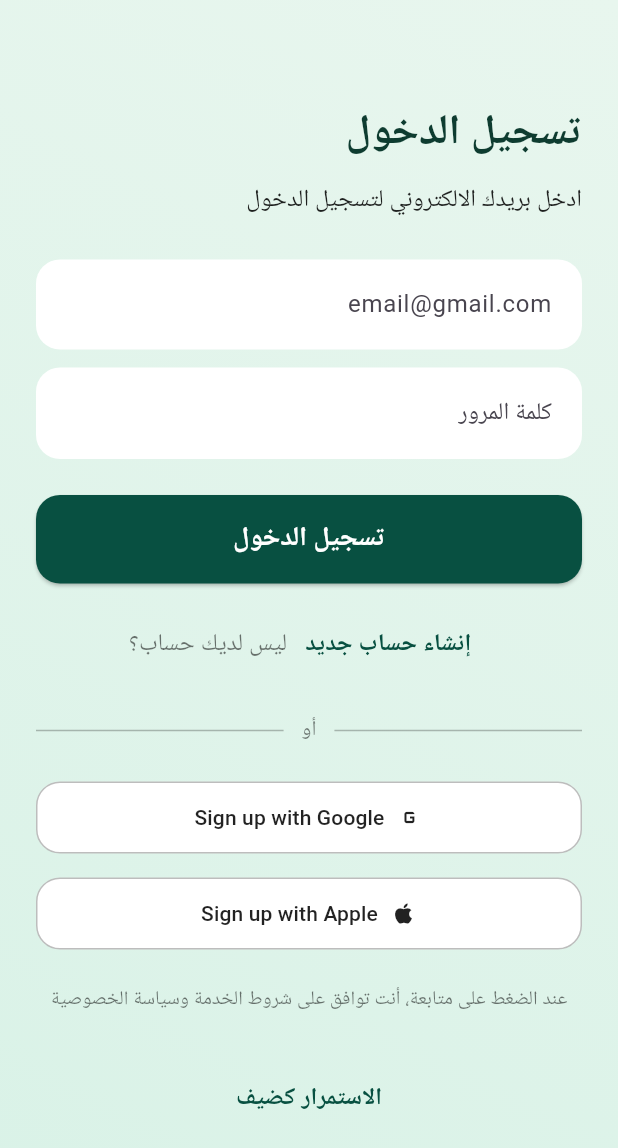
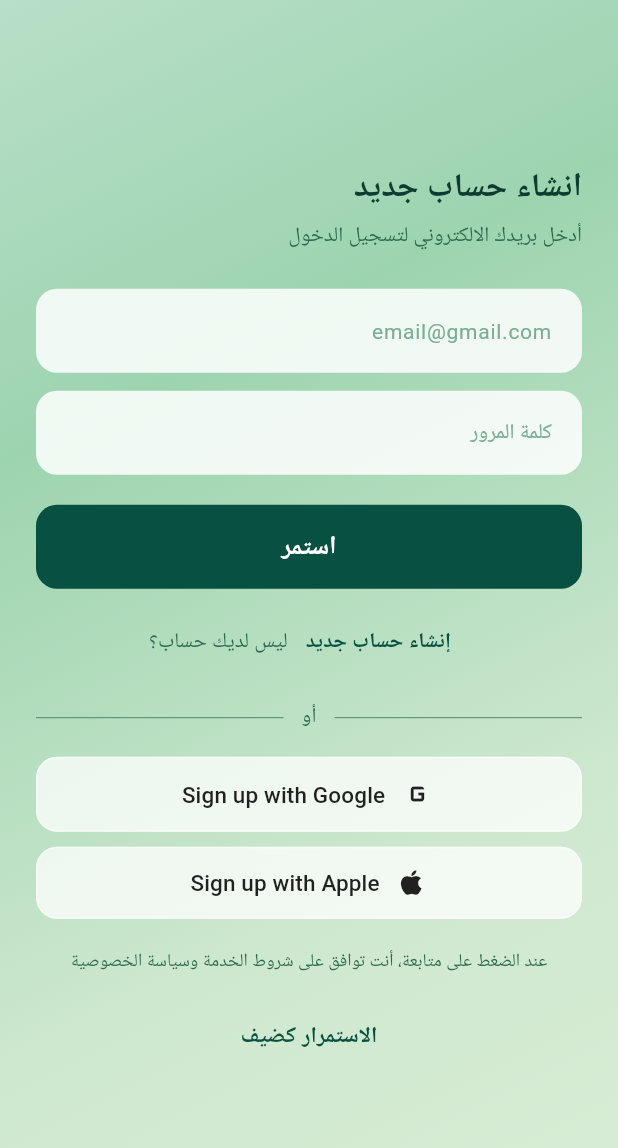
Before and after one commit to csrama/Portfolio_Project, a Flutter app: the screen it shows after launch, on a phone screen of 412 x 824 dp. Shown: the top 1148 px of the screen. Run offline on Flutter 3.47's test engine with Material 3 defaults, Android fonts, the phone set to English and light mode, and no system bars; our stand-ins replace google_sign_in.

Commit message:
ui: redesign onboarding screen to match Figma, fix medication sheet buttons

```diff
--- a/frontend/lib/views/dashboard/home_screen.dart
+++ b/frontend/lib/views/dashboard/home_screen.dart
@@ -925,25 +925,11 @@ class _AddMedicationSheetState extends State<_AddMedicationSheet> {
                     );
                   }),
                 ),
-                const SizedBox(height: 16),
-                SwitchListTile.adaptive(
-                  activeColor: _Colors.darkGreen,
-                  title: const Text(
-                    'تفعيل التنبيه لهذا الدواء',
-                    style: TextStyle(
-                      fontSize: 15,
-                      fontWeight: FontWeight.bold,
-                      color: _Colors.textPrimary,
-                    ),
-                  ),
-                  value: _reminderEnabled,
-                  onChanged: (value) => setState(() => _reminderEnabled = value),
-                ),
-                const SizedBox(height: 16),
+                const SizedBox(height: 20),
                 SizedBox(
                   width: double.infinity,
                   child: ElevatedButton(
-                    onPressed: () => _save(withReminder: _reminderEnabled),
+                    onPressed: () => _save(withReminder: true),
                     style: ElevatedButton.styleFrom(
                       backgroundColor: _Colors.darkGreen,
                       padding: const EdgeInsets.symmetric(vertical: 16),
@@ -953,7 +939,25 @@ class _AddMedicationSheetState extends State<_AddMedicationSheet> {
                     ),
                     child: const Text(
                       'حفظ',
-                      style: TextStyle(color: Colors.white, fontSize: 16),
+                      style: TextStyle(color: Colors.white, fontSize: 16, fontWeight: FontWeight.bold),
+                    ),
+                  ),
+                ),
+                const SizedBox(height: 10),
+                SizedBox(
+                  width: double.infinity,
+                  child: OutlinedButton(
+                    onPressed: () => _save(withReminder: false),
+                    style: OutlinedButton.styleFrom(
+                      side: const BorderSide(color: _Colors.darkGreen, width: 1.5),
+                      padding: const EdgeInsets.symmetric(vertical: 14),
+                      shape: RoundedRectangleBorder(
+                        borderRadius: BorderRadius.circular(14),
+                      ),
+                    ),
+                    child: const Text(
+                      'حفظ الدواء بدون التنبيه',
+                      style: TextStyle(color: _Colors.darkGreen, fontSize: 15),
                     ),
                   ),
                 ),
--- a/frontend/lib/views/onboarding/onboarding_screen.dart
+++ b/frontend/lib/views/onboarding/onboarding_screen.dart
@@ -33,9 +33,7 @@ class _OnboardingScreenState extends State<OnboardingScreen> {
     if (email.isEmpty || name.isEmpty || password.length < 6) {
       ScaffoldMessenger.of(context).showSnackBar(
         const SnackBar(
-          content: Text(
-            'أدخل اسمًا صالحًا وبريدًا وكلمة مرور 6 أحرف على الأقل',
-          ),
+          content: Text('أدخل اسمًا صالحًا وبريدًا وكلمة مرور 6 أحرف على الأقل'),
         ),
       );
       return;
@@ -56,9 +54,7 @@ class _OnboardingScreenState extends State<OnboardingScreen> {
       if (!mounted) return;
       ScaffoldMessenger.of(context).showSnackBar(
         SnackBar(
-          content: Text(
-            'تم إنشاء الحساب بنجاح: ${result['user']['full_name']}',
-          ),
+          content: Text('تم إنشاء الحساب بنجاح: ${result['user']['full_name']}'),
         ),
       );
 
@@ -76,9 +72,7 @@ class _OnboardingScreenState extends State<OnboardingScreen> {
       final message = e.toString().contains('409')
           ? 'هذا البريد مستخدم بالفعل'
           : 'فشل إنشاء الحساب. تأكد من الاتصال بالإنترنت أو جرّب بريدًا آخر';
-      ScaffoldMessenger.of(
-        context,
-      ).showSnackBar(SnackBar(content: Text(message)));
+      ScaffoldMessenger.of(context).showSnackBar(SnackBar(content: Text(message)));
     } finally {
       if (mounted) {
         setState(() => _isLoading = false);
@@ -91,9 +85,9 @@ class _OnboardingScreenState extends State<OnboardingScreen> {
     final password = _passwordController.text;
 
     if (email.isEmpty || password.isEmpty) {
-      ScaffoldMessenger.of(
-        context,
-      ).showSnackBar(const SnackBar(content: Text('أدخل البريد وكلمة المرور')));
+      ScaffoldMessenger.of(context).showSnackBar(
+        const SnackBar(content: Text('أدخل البريد وكلمة المرور')),
+      );
       return;
     }
 
@@ -105,9 +99,9 @@ class _OnboardingScreenState extends State<OnboardingScreen> {
       );
 
       if (!mounted) return;
-      ScaffoldMessenger.of(
-        context,
-      ).showSnackBar(SnackBar(content: Text('تم تسجيل الدخول بنجاح')));
+      ScaffoldMessenger.of(context).showSnackBar(
+        const SnackBar(content: Text('تم تسجيل الدخول بنجاح')),
+      );
 
       Navigator.pushReplacement(
         context,
@@ -123,9 +117,7 @@ class _OnboardingScreenState extends State<OnboardingScreen> {
       final message = e.toString().contains('401')
           ? 'البريد أو كلمة المرور غير صحيحة'
           : 'فشل تسجيل الدخول. تأكد من الاتصال بالإنترنت';
-      ScaffoldMessenger.of(
-        context,
-      ).showSnackBar(SnackBar(content: Text(message)));
+      ScaffoldMessenger.of(context).showSnackBar(SnackBar(content: Text(message)));
     } finally {
       if (mounted) {
         setState(() => _isLoading = false);
@@ -134,9 +126,9 @@ class _OnboardingScreenState extends State<OnboardingScreen> {
   }
 
   void _showComingSoon(BuildContext context) {
-    ScaffoldMessenger.of(
-      context,
-    ).showSnackBar(const SnackBar(content: Text('قريباً')));
+    ScaffoldMessenger.of(context).showSnackBar(
+      const SnackBar(content: Text('قريباً')),
+    );
   }
 
   Future<void> _signInWithGoogle(BuildContext context) async {
@@ -145,23 +137,22 @@ class _OnboardingScreenState extends State<OnboardingScreen> {
       if (!context.mounted) return;
 
       if (user == null) {
-        ScaffoldMessenger.of(
-          context,
-        ).showSnackBar(const SnackBar(content: Text('تم إلغاء تسجيل الدخول')));
+        ScaffoldMessenger.of(context).showSnackBar(
+          const SnackBar(content: Text('تم إلغاء تسجيل الدخول')),
+        );
         return;
       }
       Navigator.pushReplacement(
         context,
         MaterialPageRoute(
-          builder: (_) =>
-              HomeScreen(userName: user.displayName, photoUrl: user.photoUrl),
+          builder: (_) => HomeScreen(userName: user.displayName, photoUrl: user.photoUrl),
         ),
       );
     } catch (e) {
       if (!context.mounted) return;
-      ScaffoldMessenger.of(
-        context,
-      ).showSnackBar(SnackBar(content: Text('حدث خطأ أثناء تسجيل الدخول: $e')));
+      ScaffoldMessenger.of(context).showSnackBar(
+        SnackBar(content: Text('حدث خطأ أثناء تسجيل الدخول: $e')),
+      );
     }
   }
 
@@ -169,112 +160,89 @@ class _OnboardingScreenState extends State<OnboardingScreen> {
   Widget build(BuildContext context) {
     return Directionality(
       textDirection: TextDirection.rtl,
-      child: Container(
+      child: Scaffold(
+        backgroundColor: Colors.transparent,
+        body: Container(
           width: double.infinity,
           height: double.infinity,
           decoration: const BoxDecoration(
             gradient: LinearGradient(
-            begin: Alignment.topRight,
-            end: Alignment.bottomLeft,
-            colors: [Color(0xFFE8F6EE), Color(0xFFD9F2E7)],
+              begin: Alignment.topLeft,
+              end: Alignment.bottomRight,
+              colors: [
+                Color(0xFFB8DFC8),
+                Color(0xFF9DD4B0),
+                Color(0xFFCEE8CF),
+                Color(0xFFD9EDD5),
+              ],
+              stops: [0.0, 0.3, 0.7, 1.0],
             ),
           ),
-        child: Scaffold(
-          backgroundColor: Colors.transparent,
-          extendBody: true,
-          extendBodyBehindAppBar: true,
-          body: SafeArea(
+          child: SafeArea(
             child: Center(
               child: SingleChildScrollView(
-                padding: const EdgeInsets.symmetric(
-                  horizontal: 24,
-                  vertical: 40,
-                ),
+                padding: const EdgeInsets.symmetric(horizontal: 24, vertical: 32),
                 child: Column(
                   mainAxisAlignment: MainAxisAlignment.center,
                   crossAxisAlignment: CrossAxisAlignment.stretch,
                   children: [
+                    // Title
                     Text(
-                      _isSignUp ? 'انشاء حساب جديد' : 'تسجيل الدخول',
+                      _isSignUp ? 'انشاء حساب جديد' : 'انشاء حساب جديد',
                       textAlign: TextAlign.right,
                       style: const TextStyle(
-                        fontSize: 28,
+                        fontSize: 22,
                         fontWeight: FontWeight.bold,
                         color: Color(0xFF0E3C30),
                       ),
                     ),
-                    const SizedBox(height: 12),
+                    const SizedBox(height: 6),
                     Text(
-                      _isSignUp ? 'ادخل بياناتك لإنشاء حساب جديد' : 'ادخل بريدك الالكتروني لتسجيل الدخول',
+                      _isSignUp
+                          ? 'ادخل بياناتك لإنشاء حساب جديد'
+                          : 'أدخل بريدك الالكتروني لتسجيل الدخول',
                       textAlign: TextAlign.right,
-                      style: const TextStyle(fontSize: 16, color: Colors.black87),
+                      style: const TextStyle(fontSize: 14, color: Color(0xFF2D6A4F)),
                     ),
-                    const SizedBox(height: 28),
+                    const SizedBox(height: 24),
+
+                    // Name field (sign up only)
                     if (_isSignUp) ...[
-                      TextField(
+                      _buildTextField(
                         controller: _nameController,
-                        textAlign: TextAlign.right,
-                        decoration: InputDecoration(
-                          hintText: 'الاسم الكامل',
-                          filled: true,
-                          fillColor: Colors.white,
-                          contentPadding: const EdgeInsets.symmetric(
-                            horizontal: 16,
-                            vertical: 18,
-                          ),
-                          border: OutlineInputBorder(
-                            borderRadius: BorderRadius.circular(16),
-                            borderSide: BorderSide.none,
-                          ),
-                        ),
+                        hint: 'الاسم الكامل',
+                        keyboardType: TextInputType.name,
                       ),
                       const SizedBox(height: 12),
                     ],
-                    TextField(
+
+                    // Email field
+                    _buildTextField(
                       controller: _emailController,
+                      hint: 'email@gmail.com',
                       keyboardType: TextInputType.emailAddress,
-                      textAlign: TextAlign.right,
-                      decoration: InputDecoration(
-                        hintText: 'email@gmail.com',
-                        filled: true,
-                        fillColor: Colors.white,
-                        contentPadding: const EdgeInsets.symmetric(
-                          horizontal: 16,
-                          vertical: 18,
-                        ),
-                        border: OutlineInputBorder(
-                          borderRadius: BorderRadius.circular(16),
-                          borderSide: BorderSide.none,
-                        ),
-                      ),
                     ),
                     const SizedBox(height: 12),
-                    TextField(
+
+                    // Password field
+                    _buildTextField(
                       controller: _passwordController,
-                      obscureText: true,
-                      textAlign: TextAlign.right,
-                      decoration: InputDecoration(
-                        hintText: 'كلمة المرور',
-                        filled: true,
-                        fillColor: Colors.white,
-                        contentPadding: const EdgeInsets.symmetric(
-                          horizontal: 16,
-                          vertical: 18,
+                      hint: 'كلمة المرور',
+                      obscure: true,
                     ),
-                        border: OutlineInputBorder(
-                          borderRadius: BorderRadius.circular(16),
-                          borderSide: BorderSide.none,
-                        ),
-                      ),
-                    ),
-                    const SizedBox(height: 24),
-                    ElevatedButton(
+                    const SizedBox(height: 20),
+
+                    // Main button
+                    SizedBox(
+                      width: double.infinity,
+                      child: ElevatedButton(
                         style: ElevatedButton.styleFrom(
                           backgroundColor: const Color(0xFF085041),
                           padding: const EdgeInsets.symmetric(vertical: 16),
                           shape: RoundedRectangleBorder(
-                          borderRadius: BorderRadius.circular(16),
+                            borderRadius: BorderRadius.circular(14),
                           ),
+                          elevation: 0,
                         ),
                         onPressed: _isLoading
                             ? null
@@ -295,15 +263,18 @@ class _OnboardingScreenState extends State<OnboardingScreen> {
                                 ),
                               )
                             : Text(
-                              _isSignUp ? 'إنشاء حساب جديد' : 'تسجيل الدخول',
+                                _isSignUp ? 'إنشاء حساب' : 'استمر',
                                 style: const TextStyle(
                                   color: Colors.white,
-                                fontSize: 18,
+                                  fontSize: 17,
                                   fontWeight: FontWeight.bold,
                                 ),
                               ),
                       ),
-                    const SizedBox(height: 16),
+                    ),
+
+                    // Toggle login/signup
+                    const SizedBox(height: 12),
                     Row(
                       mainAxisAlignment: MainAxisAlignment.center,
                       children: [
@@ -313,75 +284,60 @@ class _OnboardingScreenState extends State<OnboardingScreen> {
                             _isSignUp ? 'تسجيل الدخول' : 'إنشاء حساب جديد',
                             style: const TextStyle(
                               color: Color(0xFF085041),
-                              fontSize: 16,
+                              fontSize: 14,
                               fontWeight: FontWeight.bold,
                             ),
                           ),
                         ),
                         Text(
-                          _isSignUp ? 'لديك حساب بالفعل؟' : 'ليس لديك حساب؟',
-                          style: const TextStyle(color: Colors.black54, fontSize: 16),
+                          _isSignUp ? 'لديك حساب؟' : 'ليس لديك حساب؟',
+                          style: const TextStyle(color: Color(0xFF2D6A4F), fontSize: 14),
                         ),
                       ],
                     ),
-                    const SizedBox(height: 24),
+
+                    // Divider
+                    const SizedBox(height: 16),
                     Row(
                       children: const [
-                        Expanded(child: Divider(color: Colors.black26)),
+                        Expanded(child: Divider(color: Color(0xFF2D6A4F), thickness: 0.5)),
                         Padding(
                           padding: EdgeInsets.symmetric(horizontal: 12),
                           child: Text(
                             'أو',
-                            style: TextStyle(color: Colors.black54),
+                            style: TextStyle(color: Color(0xFF2D6A4F), fontSize: 14),
                           ),
                         ),
-                        Expanded(child: Divider(color: Colors.black26)),
+                        Expanded(child: Divider(color: Color(0xFF2D6A4F), thickness: 0.5)),
                       ],
                     ),
-                    const SizedBox(height: 24),
-                    OutlinedButton.icon(
-                      style: OutlinedButton.styleFrom(
-                        side: const BorderSide(color: Colors.black26),
-                        backgroundColor: Colors.white,
-                        padding: const EdgeInsets.symmetric(vertical: 14),
-                        shape: RoundedRectangleBorder(
-                          borderRadius: BorderRadius.circular(16),
-                        ),
-                      ),
-                      icon: const Icon(
-                        Icons.g_mobiledata,
-                        color: Colors.black87,
-                      ),
-                      label: const Text(
-                        'Sign up with Google',
-                        style: TextStyle(color: Colors.black87),
-                      ),
+                    const SizedBox(height: 16),
+
+                    // Google button
+                    _buildSocialButton(
+                      label: 'Sign up with Google',
+                      icon: const Icon(Icons.g_mobiledata, size: 24, color: Colors.black87),
                       onPressed: () => _signInWithGoogle(context),
                     ),
-                    const SizedBox(height: 16),
-                    OutlinedButton.icon(
-                      style: OutlinedButton.styleFrom(
-                        side: const BorderSide(color: Colors.black26),
-                        backgroundColor: Colors.white,
-                        padding: const EdgeInsets.symmetric(vertical: 14),
-                        shape: RoundedRectangleBorder(
-                          borderRadius: BorderRadius.circular(16),
-                        ),
-                      ),
-                      icon: const Icon(Icons.apple, color: Colors.black87),
-                      label: const Text(
-                        'Sign up with Apple',
-                        style: TextStyle(color: Colors.black87),
-                      ),
+                    const SizedBox(height: 10),
+
+                    // Apple button
+                    _buildSocialButton(
+                      label: 'Sign up with Apple',
+                      icon: const Icon(Icons.apple, size: 22, color: Colors.black87),
                       onPressed: () => _showComingSoon(context),
                     ),
-                    const SizedBox(height: 24),
+
+                    // Terms
+                    const SizedBox(height: 20),
                     const Text(
                       'عند الضغط على متابعة، أنت توافق على شروط الخدمة وسياسة الخصوصية',
                       textAlign: TextAlign.center,
-                      style: TextStyle(color: Colors.black54, fontSize: 13),
+                      style: TextStyle(color: Color(0xFF2D6A4F), fontSize: 12),
                     ),
-                    const SizedBox(height: 32),
+
+                    // Guest
+                    const SizedBox(height: 16),
                     TextButton(
                       onPressed: () {
                         Navigator.pushReplacement(
@@ -395,7 +351,7 @@ class _OnboardingScreenState extends State<OnboardingScreen> {
                         'الاستمرار كضيف',
                         style: TextStyle(
                           color: Color(0xFF085041),
-                          fontSize: 16,
+                          fontSize: 15,
                           fontWeight: FontWeight.bold,
                         ),
                       ),
@@ -409,4 +365,65 @@ class _OnboardingScreenState extends State<OnboardingScreen> {
       ),
     );
   }
+
+  Widget _buildTextField({
+    required TextEditingController controller,
+    required String hint,
+    TextInputType keyboardType = TextInputType.text,
+    bool obscure = false,
+  }) {
+    return TextField(
+      controller: controller,
+      keyboardType: keyboardType,
+      obscureText: obscure,
+      textAlign: TextAlign.right,
+      style: const TextStyle(color: Color(0xFF0E3C30)),
+      decoration: InputDecoration(
+        hintText: hint,
+        hintStyle: const TextStyle(color: Color(0xFF7AAE95), fontSize: 14),
+        filled: true,
+        fillColor: Colors.white.withOpacity(0.85),
+        contentPadding: const EdgeInsets.symmetric(horizontal: 16, vertical: 16),
+        border: OutlineInputBorder(
+          borderRadius: BorderRadius.circular(14),
+          borderSide: BorderSide.none,
+        ),
+        enabledBorder: OutlineInputBorder(
+          borderRadius: BorderRadius.circular(14),
+          borderSide: BorderSide.none,
+        ),
+        focusedBorder: OutlineInputBorder(
+          borderRadius: BorderRadius.circular(14),
+          borderSide: const BorderSide(color: Color(0xFF085041), width: 1.5),
+        ),
+      ),
+    );
   }
+
+  Widget _buildSocialButton({
+    required String label,
+    required Widget icon,
+    required VoidCallback onPressed,
+  }) {
+    return OutlinedButton(
+      style: OutlinedButton.styleFrom(
+        side: const BorderSide(color: Colors.white54, width: 1),
+        backgroundColor: Colors.white.withOpacity(0.75),
+        padding: const EdgeInsets.symmetric(vertical: 13),
+        shape: RoundedRectangleBorder(borderRadius: BorderRadius.circular(14)),
+      ),
+      onPressed: onPressed,
+      child: Row(
+        mainAxisAlignment: MainAxisAlignment.center,
+        children: [
+          icon,
+          const SizedBox(width: 10),
+          Text(
+            label,
+            style: const TextStyle(color: Colors.black87, fontSize: 15),
+          ),
+        ],
+      ),
+    );
+  }
+}
```
Lines whose indentation alone changed are shown as unchanged.
